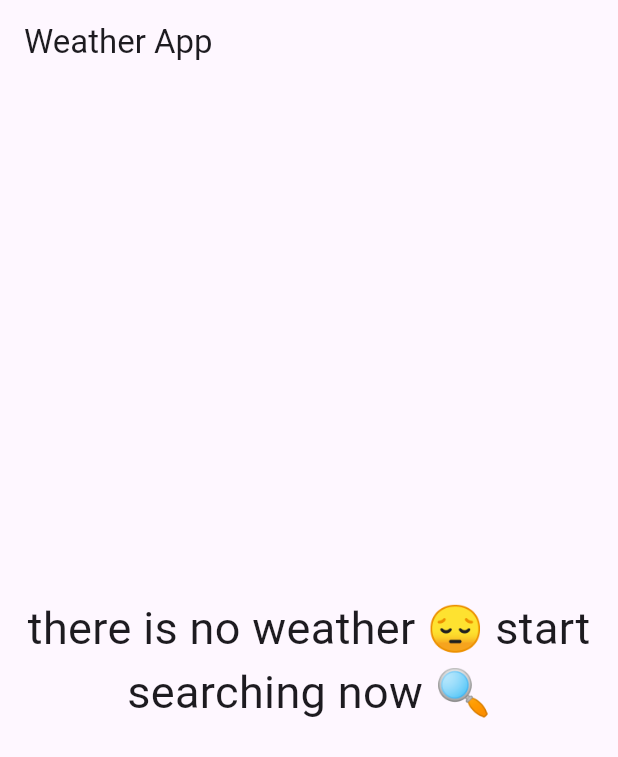
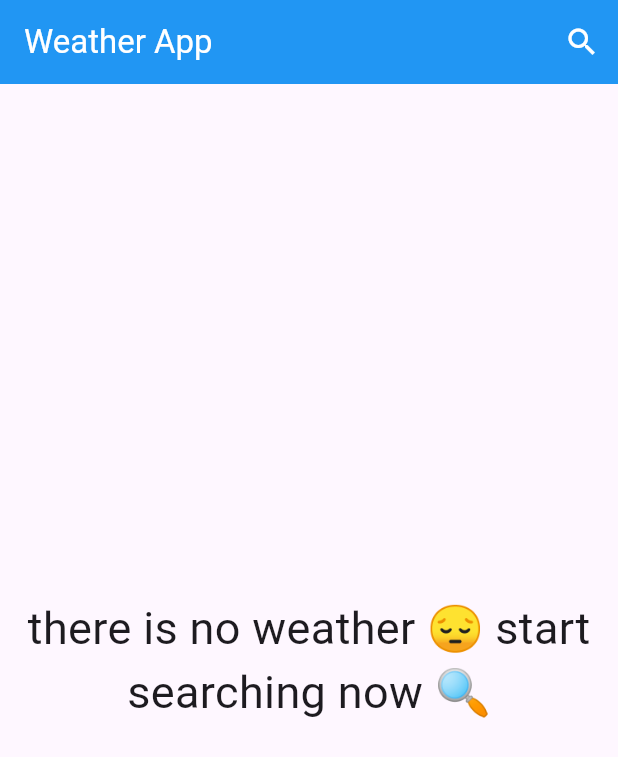
Before and after one commit to H1aitham/weather-app, a Flutter app: the screen it shows after launch, on a phone screen of 412 x 824 dp. Shown: the top 757 px of the screen. Run offline on Flutter 3.47's test engine with Material 3 defaults, Android fonts, the phone set to English and light mode, and no system bars.

Commit message:
search page

```diff
--- a/lib/views/home_view.dart
+++ b/lib/views/home_view.dart
@@ -1,4 +1,5 @@
 import 'package:flutter/material.dart';
+import 'package:weather_app/views/home_page.dart';
 import 'package:weather_app/widgets/no_weather_body.dart';
 
 class HomeView extends StatelessWidget {
@@ -8,7 +9,24 @@ class HomeView extends StatelessWidget {
   Widget build(BuildContext context) {
     return Scaffold(
       appBar: AppBar(
-        title: const Text('Weather App'),
+        backgroundColor: Colors.blue,
+        title: const Text(
+          'Weather App',
+          style: TextStyle(color: Colors.white),
+        ),
+        actions: [
+          IconButton(
+            onPressed: () {
+              Navigator.push(context, MaterialPageRoute(
+                builder: (context) {
+                  return const SearchPage();
+                },
+              ));
+            },
+            icon: const Icon(Icons.search),
+            color: Colors.white,
+          )
+        ],
       ),
       body: const NoWeatherBody(),
     );
```
Also changed, not shown: lib/views/home_page.dart (added, +22 -0 lines).
